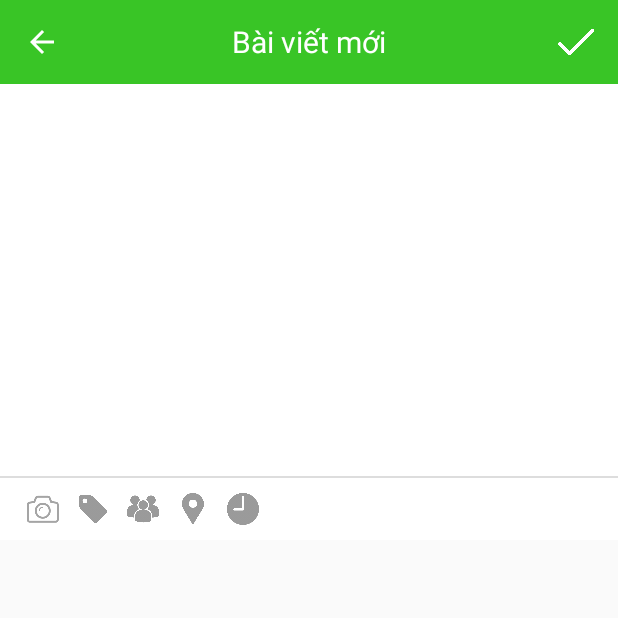
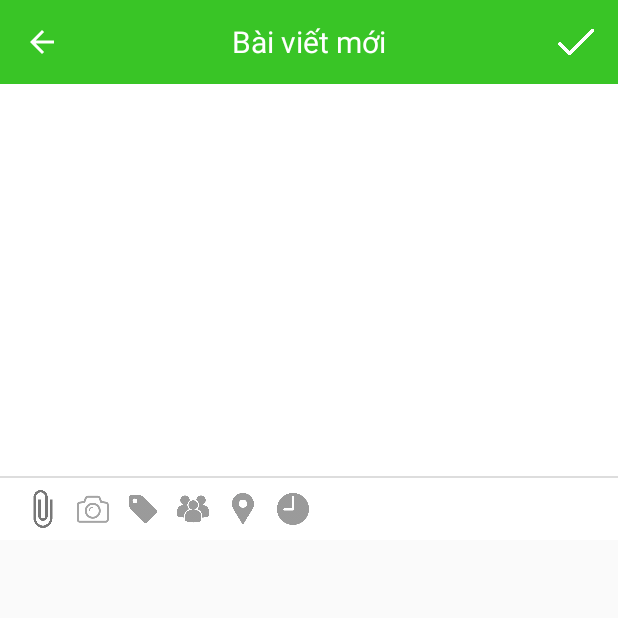
Before and after one commit to vthhanh96/Yummy, an Android app: the EditPostActivity screen opened directly, with no data from a screen before it, on a phone screen of 412 x 824 dp, the top half of it. Run offline under Robolectric (Android 15) with nearby library versions, the phone set to English and light mode, and no system bars; our stand-ins replace ButterKnife; libraries missing offline, so code that uses them is left out: biz.kasual.materialnumberpicker, com.chad.library, com.kunzisoft.switchdatetime, com.xiaofeng.flowlayoutmanager, io.github.ponnamkarthik.richlinkpreview; network calls fail; pictures from the network do not load; 4 statements that could not run were skipped.

Commit message:
update UI post

```diff
--- a/app/src/main/AndroidManifest.xml
+++ b/app/src/main/AndroidManifest.xml
@@ -43,11 +43,13 @@
         </activity>
         <activity android:name=".controller.login.LoginActivity"/>
         <activity android:name=".controller.home.HomeActivity" />
-        <activity android:name=".controller.post.AddPostActivity" />
+        <activity android:name=".controller.post.AddPostActivity"
+            android:windowSoftInputMode="adjustNothing"/>
         <activity android:name=".controller.post.CategoryActivity" />
         <activity android:name=".controller.post.PostDetailActivity" />
         <activity android:name=".controller.post.CommentActivity" />
-        <activity android:name=".controller.post.EditPostActivity" />
+        <activity android:name=".controller.post.EditPostActivity"
+            android:windowSoftInputMode="adjustNothing"/>
         <activity android:name=".controller.profile.ProfileActivity" />
         <activity android:name=".controller.profile.EditProfileActivity" />
         <activity android:name=".controller.register.RegisterActivity" />
--- a/app/src/main/java/com/example/thesis/yummy/controller/post/AddPostActivity.java
+++ b/app/src/main/java/com/example/thesis/yummy/controller/post/AddPostActivity.java
@@ -490,7 +490,9 @@ public class AddPostActivity extends BaseActivity {
             case REQUEST_CODE_GET_IMAGE:
                 if (data == null || data.getData() == null)
                     return;
-                mFile = new File(FileUtils.getPath(this, data.getData()));
+                String path = FileUtils.getPath(this, data.getData());
+                if(path == null) return;
+                mFile = new File(path);
                 mImageUri = FileProvider.getUriForFile(this, getApplicationContext().getPackageName() + ".provider", mFile);
                 updateImages();
                 break;
--- a/app/src/main/java/com/example/thesis/yummy/controller/post/CommentActivity.java
+++ b/app/src/main/java/com/example/thesis/yummy/controller/post/CommentActivity.java
@@ -90,7 +90,7 @@ public class CommentActivity extends BaseActivity {
     private void initTopBar() {
         mTopBar.setTitle(getString(R.string.comment));
         mTopBar.setImageViewLeft(TopBarView.LEFT_BACK);
-        mTopBar.setImageViewRight(R.drawable.ic_add);
+        mTopBar.setImageViewRight(R.drawable.ic_add_comment);
         mTopBar.setOnLeftRightClickListener(new TopBarView.OnLeftRightClickListener() {
             @Override
             public void onLeftClick() {
--- a/app/src/main/java/com/example/thesis/yummy/controller/post/PostDetailActivity.java
+++ b/app/src/main/java/com/example/thesis/yummy/controller/post/PostDetailActivity.java
@@ -141,7 +141,7 @@ public class PostDetailActivity extends BaseActivity {
 
     private void initTopBar() {
         mTopBar.setImageViewLeft(TopBarView.LEFT_BACK);
-        mTopBar.setImageViewRight(R.drawable.ic_comment);
+        mTopBar.setImageViewRight(R.drawable.ic_add_comment);
         mTopBar.setOnLeftRightClickListener(new TopBarView.OnLeftRightClickListener() {
             @Override
             public void onLeftClick() {
--- a/app/src/main/java/com/example/thesis/yummy/controller/register/RegisterAvatarActivity.java
+++ b/app/src/main/java/com/example/thesis/yummy/controller/register/RegisterAvatarActivity.java
@@ -176,7 +176,9 @@ public class RegisterAvatarActivity extends BaseActivity {
             case REQUEST_CODE_GET_IMAGE:
                 if (data == null || data.getData() == null)
                     return;
-                mFile = new File(FileUtils.getPath(this, data.getData()));
+                String path = FileUtils.getPath(this, data.getData());
+                if(path == null) return;
+                mFile = new File(path);
                 mImageUri = FileProvider.getUriForFile(this, getApplicationContext().getPackageName() + ".provider", mFile);
                 Glide.with(getApplicationContext()).load(mImageUri).apply(RequestOptions.circleCropTransform()).into(mImgAvatar);
                 break;
--- a/app/src/main/java/com/example/thesis/yummy/restful/request/PostRequest.java
+++ b/app/src/main/java/com/example/thesis/yummy/restful/request/PostRequest.java
@@ -38,7 +38,7 @@ public class PostRequest {
     }
 
     public static void updatePost(int postId, String content, double latitude, double longitude, String place,
-                                  List<Category> categories, Date time, int amount, String imageUrl, RestCallback<Post> callback) {
+                                  List<Category> categories, Date time, int amount, String imageUrl, String link, RestCallback<Post> callback) {
         List<Integer> categoriesId = new ArrayList<>();
         for (Category category : categories) {
             categoriesId.add(category.mId);
@@ -51,6 +51,7 @@ public class PostRequest {
         params.put("time", time);
         params.put("amount", amount);
         params.put("image", imageUrl);
+        params.put("link", link);
 
         HashMap<String, Object> coordinate = new HashMap<>();
         coordinate.put("coordinates", new Double[]{longitude, latitude});
--- a/app/src/main/java/com/example/thesis/yummy/utils/FileUtils.java
+++ b/app/src/main/java/com/example/thesis/yummy/utils/FileUtils.java
@@ -58,7 +58,7 @@ public class FileUtils {
 
                 final String id = DocumentsContract.getDocumentId(uri);
                 final Uri contentUri = ContentUris.withAppendedId(
-                        Uri.parse("mContent://downloads/public_downloads"),
+                        Uri.parse("content://downloads/public_downloads"),
                         Long.valueOf(id));
 
                 return getDataColumn(context, contentUri, null, null);
@@ -82,7 +82,7 @@ public class FileUtils {
                 return getDataColumn(context, contentUri, selection,
                         selectionArgs);
             }
-        } else if ("mContent".equalsIgnoreCase(uri.getScheme())) {
+        } else if ("content".equalsIgnoreCase(uri.getScheme())) {
 
             if (isGooglePhotosUri(uri))
                 return uri.getLastPathSegment();
@@ -132,7 +132,7 @@ public class FileUtils {
     }
 
     private static boolean isGooglePhotosUri(Uri uri) {
-        return "com.google.android.apps.photos.mContent".equals(uri
+        return "com.google.android.apps.photos.content".equals(uri
                 .getAuthority());
     }
 }
--- a/app/src/main/java/com/example/thesis/yummy/view/PostRecyclerView.java
+++ b/app/src/main/java/com/example/thesis/yummy/view/PostRecyclerView.java
@@ -316,6 +316,7 @@ public class PostRecyclerView extends RecyclerView {
                 } else {
                     helper.setText(R.id.txtInterested, mContext.getString(R.string.registered_amount, 0));
                 }
+                helper.setVisible(R.id.btnMenuPost, true);
             } else {
                 if(item.mIsActive) {
                     helper.addOnClickListener(R.id.loInterest);
@@ -330,6 +331,7 @@ public class PostRecyclerView extends RecyclerView {
                     helper.setGone(R.id.imgInterested, false);
                     helper.setText(R.id.txtInterested, mContext.getString(R.string.register));
                 }
+                helper.setVisible(R.id.btnMenuPost, false);
             }
 
             if (item.mComments != null) {
--- a/app/src/main/res/layout/activity_edit_post.xml
+++ b/app/src/main/res/layout/activity_edit_post.xml
@@ -41,14 +41,14 @@
     <android.support.v7.widget.RecyclerView
         android:id="@+id/rcvCategories"
         android:layout_width="match_parent"
-        android:layout_height="wrap_content" />
+        android:layout_height="wrap_content"
+        android:layout_marginStart="@dimen/dimen_16dp"/>
 
     <LinearLayout
         android:id="@+id/loAmount"
         android:layout_width="match_parent"
         android:layout_height="wrap_content"
         android:layout_marginStart="@dimen/dimen_16dp"
-        android:layout_marginTop="@dimen/dimen_8dp"
         tools:ignore="UseCompoundDrawables"
         android:visibility="gone">
 
@@ -123,11 +123,19 @@
         android:layout_width="match_parent"
         android:layout_height="0dp"
         android:layout_weight="1"
+        android:minHeight="100dp"
         android:gravity="top"
         android:paddingEnd="@dimen/dimen_16dp"
         android:paddingStart="@dimen/dimen_16dp"
         app:backgroundTint="@android:color/transparent"
         tools:hint="Content..." />
+
+    <com.example.thesis.yummy.view.LinkPreviewLayout
+        android:id="@+id/linkPreviewLayout"
+        android:layout_width="match_parent"
+        android:layout_height="wrap_content"
+        android:visibility="gone"
+        android:layout_margin="@dimen/dimen_16dp"/>
 
     <FrameLayout
         android:id="@+id/imageLayout"
@@ -169,6 +177,16 @@
         android:layout_marginTop="@dimen/dimen_8dp"
         android:gravity="center_vertical"
         android:orientation="horizontal">
+
+        <ImageButton
+            android:id="@+id/btnAttachLink"
+            android:layout_width="25dp"
+            android:layout_height="25dp"
+            android:background="?attr/selectableItemBackground"
+            android:contentDescription="@null"
+            android:src="@drawable/ic_attach_link"
+            android:scaleType="fitCenter"
+            android:layout_marginEnd="@dimen/dimen_8dp"/>
 
         <ImageButton
             android:id="@+id/btnCamera"
--- a/app/src/main/res/layout/layout_category_item.xml
+++ b/app/src/main/res/layout/layout_category_item.xml
@@ -3,7 +3,8 @@
     android:layout_height="wrap_content"
     xmlns:android="http://schemas.android.com/apk/res/android"
     android:paddingEnd="@dimen/dimen_8dp"
-    android:paddingStart="0dp">
+    android:paddingStart="0dp"
+    android:paddingBottom="@dimen/dimen_8dp">
 
     <TextView
         android:id="@+id/txtCategoryName"
--- a/app/src/main/res/values/strings.xml
+++ b/app/src/main/res/values/strings.xml
@@ -110,4 +110,5 @@
     <string name="sale">Khuyến mãi</string>
     <string name="create_post_with_link">Tạo bài viết với link đính kèm</string>
     <string name="voucher_detail">Chi tiết khuyến mãi</string>
+    <string name="food_category">Loại món ăn</string>
 </resources>
```
Also changed, not shown: app/src/main/java/com/example/thesis/yummy/controller/base/DrawerActivity.java (+13 -5 lines), app/src/main/java/com/example/thesis/yummy/controller/post/CategoryActivity.java (+1 -24 lines), app/src/main/java/com/example/thesis/yummy/controller/post/EditPostActivity.java (+62 -2 lines), app/src/main/res/layout/activity_add_post.xml (+5 -3 lines), app/src/main/res/layout/activity_category.xml (+0 -11 lines), app/src/main/res/drawable-xxhdpi/ic_add_comment.png (added).
